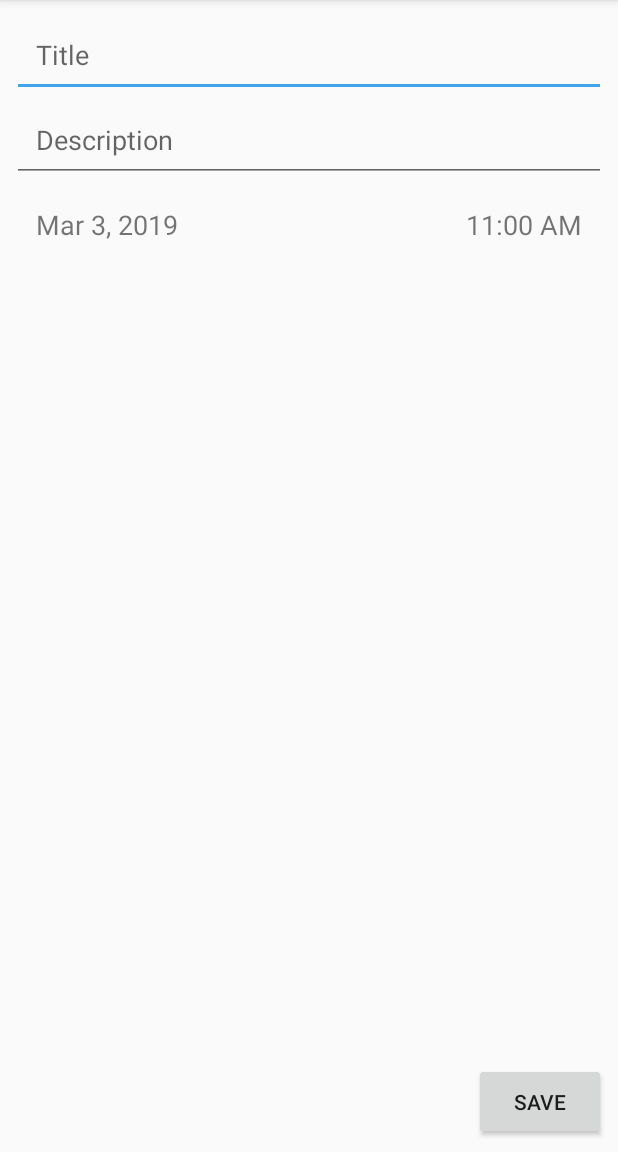
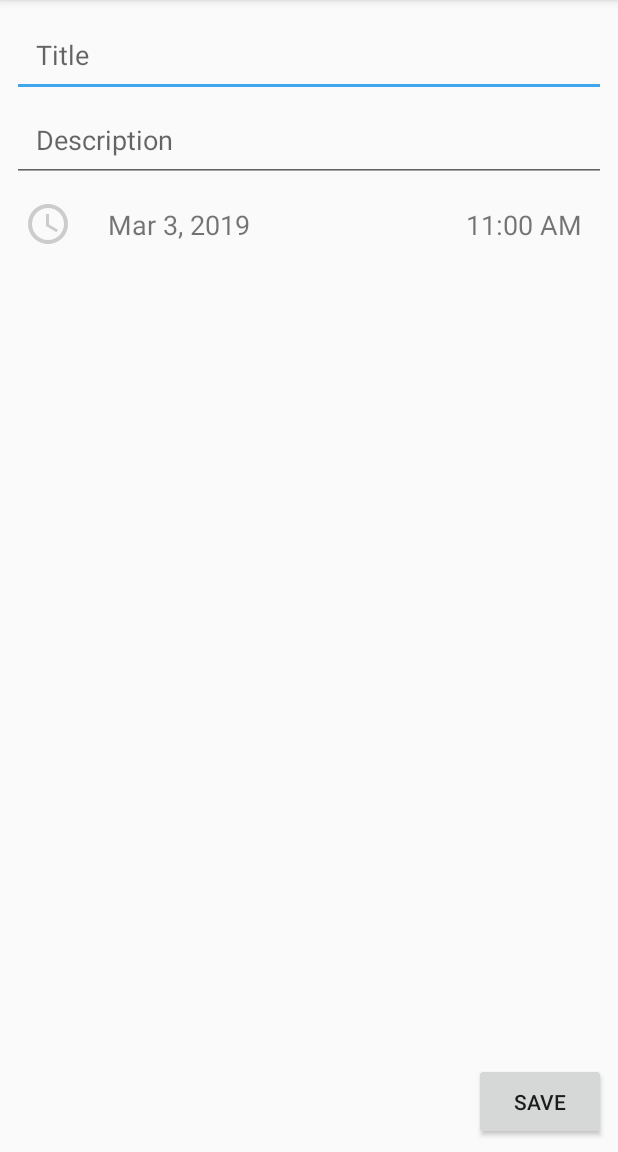
Before and after one commit to MiloshZelembaba/LocationReminderApp, an Android app: the screen it shows after launch (UpdateNormalReminderActivity), after a tap on an icon or button, on a phone screen of 412 x 824 dp, the part 84-1236 px from its top. Run offline under Robolectric (Android 15) with nearby library versions, the phone set to English and light mode, and no system bars.

Commit message:
not sure whats in this commit

```diff
--- a/app/src/main/java/com/example/miloshzelembaba/reminders/Activities/MainActivity.java
+++ b/app/src/main/java/com/example/miloshzelembaba/reminders/Activities/MainActivity.java
@@ -41,7 +41,6 @@ public class MainActivity extends FragmentActivity implements ReminderService.Re
     private DBService dbService = DBService.getInstance();
     private ReminderManager reminderManager = ReminderManager.getInstance();
     private SharedPreferencesManager sharedPreferencesManager = SharedPreferencesManager.getInstance();
-    private boolean undeletedReminderCleanupComplete;
     GoogleMapFragment mapFragment = new GoogleMapFragment();
     ReminderFragment reminderFragment = new ReminderFragment();
     Intent locationServiceIntent;
@@ -104,7 +103,6 @@ public class MainActivity extends FragmentActivity implements ReminderService.Re
             Toast.makeText(this, "Please check your network connection", Toast.LENGTH_SHORT).show();
         }
 
-        undeletedReminderCleanupComplete = false;
         String deviceID = Settings.Secure.getString(getContentResolver(), Settings.Secure.ANDROID_ID);
         Intent rabbitMQService = new Intent(getBaseContext(), RabbitMQManager.class);
         rabbitMQService.putExtra("device_id", deviceID);
--- a/app/src/main/java/com/example/miloshzelembaba/reminders/Activities/UpdateNormalReminderActivity.java
+++ b/app/src/main/java/com/example/miloshzelembaba/reminders/Activities/UpdateNormalReminderActivity.java
@@ -3,12 +3,17 @@ package com.example.miloshzelembaba.reminders.Activities;
 import android.app.DatePickerDialog;
 import android.app.TimePickerDialog;
 import android.content.Context;
+import android.graphics.Color;
+import android.graphics.ColorFilter;
+import android.graphics.PorterDuff;
+import android.graphics.drawable.Drawable;
 import android.support.v7.app.AppCompatActivity;
 import android.os.Bundle;
 import android.view.LayoutInflater;
 import android.view.View;
 import android.view.inputmethod.InputMethodManager;
 import android.widget.DatePicker;
+import android.widget.ImageView;
 import android.widget.TextView;
 import android.widget.TimePicker;
 
@@ -22,6 +27,7 @@ import java.util.Date;
 public class UpdateNormalReminderActivity extends BaseUpdateReminderActivity {
     protected TextView date;
     protected TextView time;
+    private ImageView timeIcon;
 
     @Override
     protected void onCreate(Bundle savedInstanceState) {
@@ -32,6 +38,7 @@ public class UpdateNormalReminderActivity extends BaseUpdateReminderActivity {
 
         date = findViewById(R.id.date);
         time = findViewById(R.id.time);
+        timeIcon = findViewById(R.id.time_icon);
 
         if (reminder != null) {
             date.setText(DateFormat.getDateInstance().format(new Date(reminder.getTimestamp())));
@@ -50,6 +57,10 @@ public class UpdateNormalReminderActivity extends BaseUpdateReminderActivity {
             time.setText(DateFormat.getTimeInstance(DateFormat.SHORT).format(calendar.getTime()));
             setupDateAndTimePickerClicker();
         }
+
+        Drawable timeIconDrawable = getResources().getDrawable(R.mipmap.baseline_access_time_white_24dp);
+        timeIconDrawable.setColorFilter(Color.LTGRAY, PorterDuff.Mode.MULTIPLY);
+        timeIcon.setImageDrawable(timeIconDrawable);
     }
 
     private void setupDateAndTimePickerClicker() {
--- a/app/src/main/res/layout/activity_base_update_reminder.xml
+++ b/app/src/main/res/layout/activity_base_update_reminder.xml
@@ -11,6 +11,7 @@
         android:id="@+id/title"
         android:layout_width="match_parent"
         android:layout_height="wrap_content"
+        android:maxLength="300"
         android:padding="16dp"
         android:hint="@string/title"
 
@@ -20,6 +21,7 @@
         android:id="@+id/description"
         android:layout_width="match_parent"
         android:layout_height="wrap_content"
+        android:maxLength="300"
         android:padding="16dp"
         android:hint="@string/description"
 
--- a/app/src/main/res/layout/activity_update_normal_reminder.xml
+++ b/app/src/main/res/layout/activity_update_normal_reminder.xml
@@ -11,6 +11,16 @@
         android:layout_width="match_parent"
         android:layout_height="wrap_content">
 
+        <ImageView
+            android:id="@+id/time_icon"
+            android:layout_width="wrap_content"
+            android:layout_height="wrap_content"
+            android:layout_centerVertical="true"
+            android:padding="8dp"
+            android:layout_alignParentLeft="true"
+            android:layout_alignParentStart="true"
+            />
+
         <TextView
             android:id="@+id/date"
             android:layout_width="wrap_content"
@@ -18,8 +28,8 @@
             android:textSize="18dp"
             android:padding="16dp"
 
-            android:layout_alignParentLeft="true"
-            android:layout_alignParentStart="true"/>
+            android:layout_toRightOf="@id/time_icon"
+            android:layout_toEndOf="@id/time_icon"/>
 
         <TextView
             android:id="@+id/time"
--- a/app/src/main/res/values/strings.xml
+++ b/app/src/main/res/values/strings.xml
@@ -11,4 +11,6 @@
     <string name="delete">Delete</string>
     <string name="ignore_until">Ignore until:</string>
     <string name="search">Search</string>
+    <string name="loading">Loading…</string>
+    <string name="no_reminders">No reminders</string>
 </resources>
```
Also changed, not shown: app/src/main/java/com/example/miloshzelembaba/reminders/Activities/ReminderFragment.java (+22 -4 lines), app/src/main/java/com/example/miloshzelembaba/reminders/Activities/UpdateLocationReminderActivity.java (+13 -2 lines), app/src/main/java/com/example/miloshzelembaba/reminders/LocationReminderService.java (+5 -3 lines), app/src/main/java/com/example/miloshzelembaba/reminders/Utils/ApplicationUtil.java (+3 -4 lines), app/src/main/res/layout/activity_update_location_reminder.xml (+21 -7 lines), app/src/main/res/layout/location_reminder_layout.xml (+15 -3 lines), app/src/main/res/layout/normal_reminder_layout.xml (+10 -0 lines), app/src/main/res/layout/reminder_layout.xml (+32 -4 lines), app/src/main/res/mipmap-hdpi/baseline_access_time_black_24dp.png (added), app/src/main/res/mipmap-hdpi/baseline_access_time_white_24dp.png (added), app/src/main/res/mipmap-hdpi/baseline_location_on_black_24dp.png (added), app/src/main/res/mipmap-hdpi/baseline_location_on_white_24dp.png (added), app/src/main/res/mipmap-hdpi/radius_icon.png (added).
